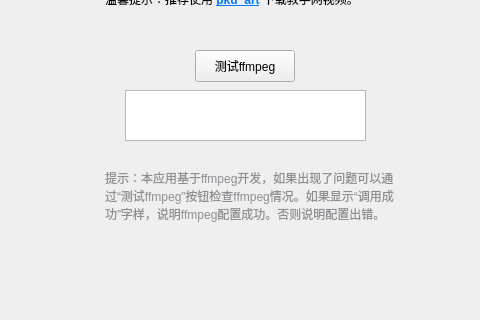
The window that mainwindow.ui (xyzlyz/audiolab) describes before a commit, drawn with Qt 5; both pictures show x 155 to 635 and y 280 to 600 of the 800 by 600 pixel window.
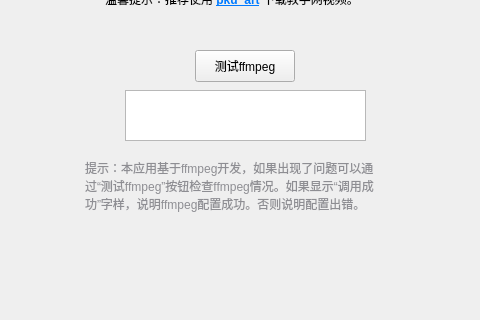
The same window after the commit.

Diff of the .ui file:
```diff
--- a/mainwindow.ui
+++ b/mainwindow.ui
@@ -119,9 +119,9 @@
    <widget class="QLabel" name="label_3">
     <property name="geometry">
      <rect>
-      <x>260</x>
-      <y>440</y>
-      <width>291</width>
+      <x>240</x>
+      <y>430</y>
+      <width>311</width>
       <height>71</height>
      </rect>
     </property>
```
Left out of the diff: 2 changed lines with no effect on the pictures.
